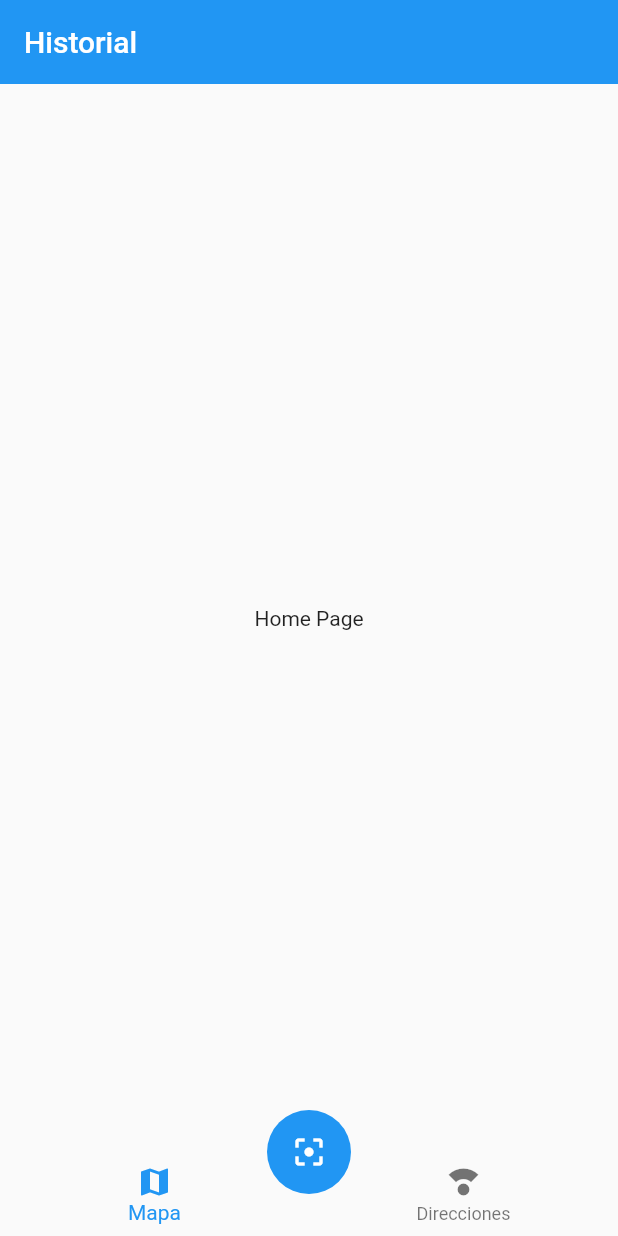
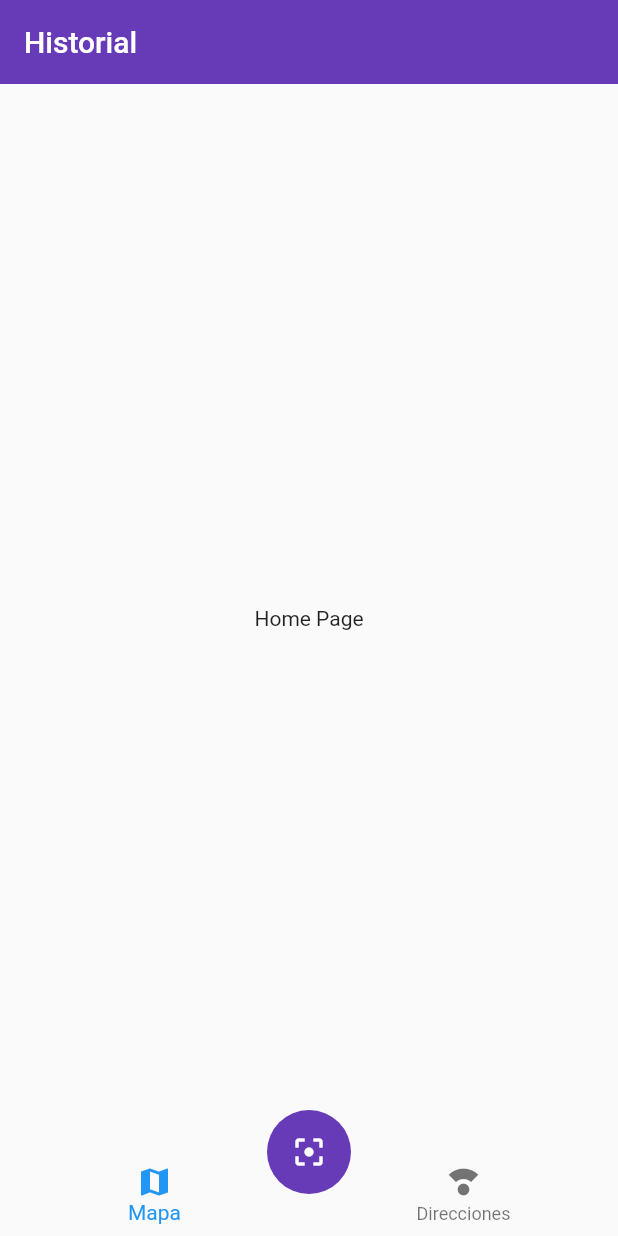
Before and after one commit to Miguel-112/qr-reader, a Flutter app: the screen it shows after launch, on a phone screen of 412 x 824 dp. Run offline on Flutter 3.47's test engine with Material 2 defaults, Android fonts, the phone set to English and light mode, and no system bars.

Commit message:
asignando tema ala app

```diff
--- a/lib/main.dart
+++ b/lib/main.dart
@@ -12,6 +12,13 @@ class MyApp extends StatelessWidget {
       title: 'QR reader',
       initialRoute: 'home',
       routes: {'home': (_) => HomePage(), 'mapa': (_) => MapaPage()},
+      theme: ThemeData(
+          primaryColor: Colors.deepPurple,
+
+          // ignore: deprecated_member_use
+
+          floatingActionButtonTheme: FloatingActionButtonThemeData(
+              backgroundColor: Colors.deepPurple)),
     );
   }
 }
--- a/lib/pages/home_page.dart
+++ b/lib/pages/home_page.dart
@@ -10,6 +10,7 @@ class HomePage extends StatelessWidget {
   Widget build(BuildContext context) {
     return Scaffold(
       appBar: AppBar(
+        backgroundColor: Colors.deepPurple,
         elevation: 0,
         title: Text('Historial'),
       ),
--- a/lib/widgets/custom_navigatorbar.dart
+++ b/lib/widgets/custom_navigatorbar.dart
@@ -5,7 +5,7 @@ class CustomNavigationBar extends StatelessWidget {
 
   @override
   Widget build(BuildContext context) {
-    return BottomNavigationBar(elevation: 0, items: [
+    return BottomNavigationBar(currentIndex: 0, elevation: 0, items: [
       BottomNavigationBarItem(icon: Icon(Icons.map), label: 'Mapa'),
       BottomNavigationBarItem(
           icon: Icon(Icons.compass_calibration), label: 'Direcciones')
```
